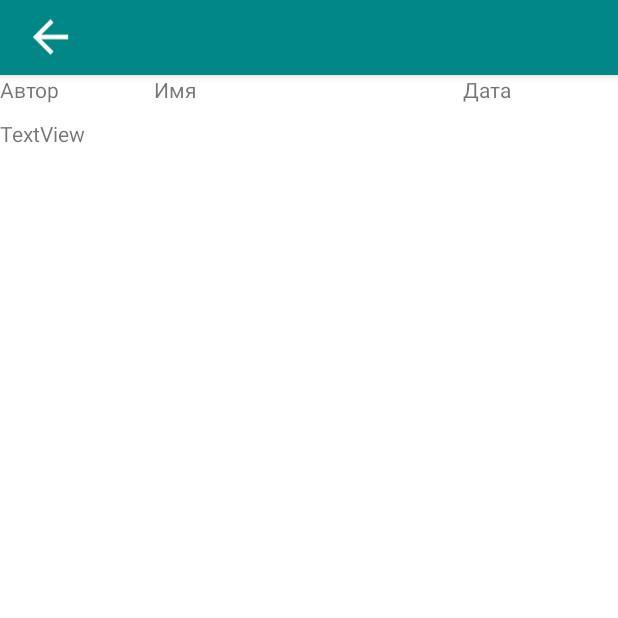
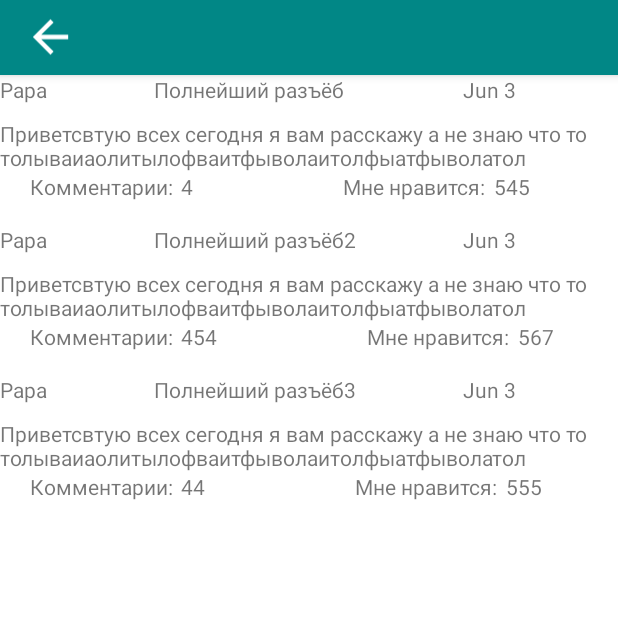
Before and after one commit to ALekseyhvor/EcologyAssistant, an Android app: the DisscusionActivity screen opened directly, with no data from a screen before it, on a phone screen of 412 x 824 dp, the top half of it. Run offline under Robolectric (Android 15) with nearby library versions, the light colour scheme and no system bars.

Commit message:
start working on show project

```diff
--- a/app/build.gradle
+++ b/app/build.gradle
@@ -38,7 +38,7 @@ dependencies {
     implementation 'com.google.android.material:material:1.6.0'
     implementation 'androidx.constraintlayout:constraintlayout:2.1.4'
     implementation 'com.google.firebase:firebase-database:20.0.5'
-    implementation 'com.google.firebase:firebase-auth:21.0.4'
+    implementation 'com.google.firebase:firebase-auth:21.0.5'
     implementation 'androidx.annotation:annotation:1.3.0'
     implementation 'androidx.lifecycle:lifecycle-livedata-ktx:2.4.1'
     implementation 'androidx.lifecycle:lifecycle-viewmodel-ktx:2.4.1'
@@ -47,6 +47,8 @@ dependencies {
     implementation 'uk.co.chrisjenx:calligraphy:2.3.0'
     implementation 'com.google.android.gms:play-services-maps:18.0.2'
     implementation 'com.google.android.gms:play-services-location:19.0.1'
+    //noinspection GradleCompatible
+    implementation 'com.android.support:recyclerview-v7:28.0.0'
     testImplementation 'junit:junit:4.13.2'
     androidTestImplementation 'androidx.test.ext:junit:1.1.3'
     androidTestImplementation 'androidx.test.espresso:espresso-core:3.4.0'
--- a/app/src/main/java/space/hvoal/ecologyassistant/CreateProjectActivity.java
+++ b/app/src/main/java/space/hvoal/ecologyassistant/CreateProjectActivity.java
@@ -7,11 +7,15 @@ import android.content.Intent;
 import android.os.Bundle;
 import android.view.View;
 import android.view.Window;
+import android.widget.Button;
+import android.widget.EditText;
 import android.widget.ImageView;
 
 public class CreateProjectActivity extends AppCompatActivity {
 
     private ImageView backbtn;
+    private EditText maintext, nameproject;
+    private Button submit;
 
     @Override
     protected void onCreate(Bundle savedInstanceState) {
--- a/app/src/main/java/space/hvoal/ecologyassistant/DisscusionActivity.java
+++ b/app/src/main/java/space/hvoal/ecologyassistant/DisscusionActivity.java
@@ -2,6 +2,8 @@ package space.hvoal.ecologyassistant;
 
 import androidx.appcompat.app.AppCompatActivity;
 import androidx.appcompat.app.AppCompatDelegate;
+import androidx.recyclerview.widget.LinearLayoutManager;
+import androidx.recyclerview.widget.RecyclerView;
 
 import android.content.Intent;
 import android.os.Bundle;
@@ -9,9 +11,17 @@ import android.view.View;
 import android.view.Window;
 import android.widget.ImageView;
 
+import java.util.Arrays;
+import java.util.Collection;
+
+import space.hvoal.ecologyassistant.adapter.ProjectAdapter;
+import space.hvoal.ecologyassistant.db.Project;
+
 public class DisscusionActivity extends AppCompatActivity {
 
     private ImageView backbtn;
+    private RecyclerView recyclerView;
+    private ProjectAdapter projectAdapter;
 
     @Override
     protected void onCreate(Bundle savedInstanceState) {
@@ -30,5 +40,35 @@ public class DisscusionActivity extends AppCompatActivity {
             finish();
         });
 
+        initRecyclerView();
+        loadProject();
+
     }
+
+    private void initRecyclerView(){
+        recyclerView = findViewById(R.id.recycleView);
+
+        recyclerView.setLayoutManager(new LinearLayoutManager(this));
+
+        projectAdapter = new ProjectAdapter();
+        recyclerView.setAdapter(projectAdapter);
+    }
+
+    private void loadProject() {
+        Collection<Project> project = getProject() ;
+        projectAdapter.setItems(project);
+    }
+
+    private Collection<Project> getProject() {
+        return Arrays.asList(
+                new Project("Papa", 1L,"Полнейший разъёб", "Приветсвтую всех сегодня я вам расскажу а не знаю что то толываиаолитылофваитфыволаитолфыатфыволатол",
+                        "2022-06-03 19:54:50 UTC", 4L, 545L),
+                new Project("Papa", 2L,"Полнейший разъёб2", "Приветсвтую всех сегодня я вам расскажу а не знаю что то толываиаолитылофваитфыволаитолфыатфыволатол",
+                "2022-06-03 19:54:50 UTC", 454L, 567L),
+                new Project("Papa", 3L,"Полнейший разъёб3", "Приветсвтую всех сегодня я вам расскажу а не знаю что то толываиаолитылофваитфыволаитолфыатфыволатол",
+                        "2022-06-03 19:54:50 UTC", 44L, 555L)
+        );
+    }
+
+
 }
--- a/app/src/main/java/space/hvoal/ecologyassistant/RegistrationActivity.java
+++ b/app/src/main/java/space/hvoal/ecologyassistant/RegistrationActivity.java
@@ -72,6 +72,7 @@ public class RegistrationActivity extends AppCompatActivity {
         final EditText email = findViewById(R.id.editTextEmailAddress);
         final EditText phone = findViewById(R.id.editTextNumberSigned);
         final EditText pass = findViewById(R.id.editTextPassword);
+
         if (TextUtils.isEmpty(name.getText().toString())){
             Snackbar.make(root, "Введите ваше имя", Snackbar.LENGTH_SHORT).show();
             return;
--- /dev/null
+++ b/app/src/main/java/space/hvoal/ecologyassistant/adapter/ProjectAdapter.java
@@ -0,0 +1,112 @@
+package space.hvoal.ecologyassistant.adapter;
+
+import android.annotation.SuppressLint;
+import android.view.LayoutInflater;
+import android.view.ViewGroup;
+import android.widget.TextView;
+import android.view.View;
+
+import androidx.annotation.NonNull;
+import androidx.recyclerview.widget.RecyclerView;
+
+import java.text.ParseException;
+import java.text.SimpleDateFormat;
+import java.util.ArrayList;
+import java.util.Collection;
+import java.util.Date;
+import java.util.List;
+import java.util.Locale;
+
+import space.hvoal.ecologyassistant.R;
+import space.hvoal.ecologyassistant.db.Project;
+
+public class ProjectAdapter extends RecyclerView.Adapter<ProjectAdapter.ProjectViewHolder> {
+
+    private static final String PROJECT_RESPONSE_FORMAT = "yyyy-MM-dd HH:mm:ss z";
+    private static final String MONTH_DAY_FORMAT = "MMM d";
+
+    private List<Project> projectList = new ArrayList<>();
+
+
+    class ProjectViewHolder extends RecyclerView.ViewHolder {
+
+        private TextView nameUserTextView;
+        private TextView nameprojectTextView;
+        private TextView creationdateTextView;
+        private TextView textprojectTextView;
+        private TextView commTextView;
+        private TextView likeTextView;
+
+        public  ProjectViewHolder (View itemView){
+            super(itemView);
+            nameUserTextView = itemView.findViewById(R.id.textNameAuthor);
+            nameprojectTextView = itemView.findViewById(R.id.textNameProject);
+            creationdateTextView = itemView.findViewById(R.id.textTime);
+            textprojectTextView = itemView.findViewById(R.id.textMainView);
+            commTextView = itemView.findViewById(R.id.count_comment);
+            likeTextView = itemView.findViewById(R.id.count_like);
+
+        }
+
+        public void bind (Project project){
+            nameUserTextView.setText(project.getAuthor());
+            nameprojectTextView.setText(project.getNameproject());
+            textprojectTextView.setText(project.getTextproject());
+            commTextView.setText(String.valueOf(project.getCountcommm()));
+            likeTextView.setText(String.valueOf(project.getCountlike()));
+
+            String creationDateFormat = getFormattedDate(project.getCreationdate());
+            creationdateTextView.setText(creationDateFormat);
+        }
+
+    }
+
+    private String getFormattedDate(String rawDate) {
+        SimpleDateFormat utcFormat = new SimpleDateFormat(PROJECT_RESPONSE_FORMAT, Locale.ROOT);
+        SimpleDateFormat displayFormat = new SimpleDateFormat(MONTH_DAY_FORMAT, Locale.getDefault());
+
+        try {
+            Date date = utcFormat.parse(rawDate);
+            assert date != null;
+            return displayFormat.format(date);
+        } catch (ParseException e) {
+            throw new RuntimeException(e);
+        }
+    }
+
+    //Метод для наполнения коллекции
+    @SuppressLint("NotifyDataSetChanged")
+    public void setItems(Collection<Project> projects){
+        projectList.addAll(projects);
+        notifyDataSetChanged();
+    }
+    //Метод отчистки коллекции
+    @SuppressLint("NotifyDataSetChanged")
+    public void clearItems() {
+        projectList.clear();
+        notifyDataSetChanged();
+    }
+
+    //Метод для создания объекта ViewHolder
+    @NonNull
+    @Override
+    public ProjectViewHolder onCreateViewHolder(@NonNull ViewGroup parent, int viewType) {
+        View view = LayoutInflater.from(parent.getContext()).inflate(R.layout.project_item, parent, false);
+        return new ProjectViewHolder(view);
+    }
+
+    //Метод связывающий java объекты и view
+    @Override
+    public void onBindViewHolder(@NonNull ProjectViewHolder holder, int position) {
+        holder.bind(projectList.get(position));
+
+    }
+
+    // Метод сообщающий кол-во элементов в списке
+    @Override
+    public int getItemCount() {
+        return projectList.size();
+    }
+
+
+}
--- /dev/null
+++ b/app/src/main/java/space/hvoal/ecologyassistant/db/Project.java
@@ -0,0 +1,90 @@
+package space.hvoal.ecologyassistant.db;
+
+
+import java.util.Objects;
+
+public class Project {
+    private String author;
+    private Long id;
+    private String nameproject, textproject, creationdate;
+    private Long countcommm, countlike;
+
+    public Project(String author, Long id, String nameproject, String textproject, String creationdate, Long countcommm, Long countlike) {
+        this.author = author;
+        this.id = id;
+        this.nameproject = nameproject;
+        this.textproject = textproject;
+        this.creationdate = creationdate;
+        this.countcommm = countcommm;
+        this.countlike = countlike;
+    }
+
+    public String getAuthor() {
+        return author;
+    }
+
+    public void setAuthor(String author) {
+        this.author = author;
+    }
+
+    public Long getId() {
+        return id;
+    }
+
+    public void setId(Long id) {
+        this.id = id;
+    }
+
+    public String getNameproject() {
+        return nameproject;
+    }
+
+    public void setNameproject(String nameproject) {
+        this.nameproject = nameproject;
+    }
+
+    public String getTextproject() {
+        return textproject;
+    }
+
+    public void setTextproject(String textproject) {
+        this.textproject = textproject;
+    }
+
+    public String getCreationdate() {
+        return creationdate;
+    }
+
+    public void setCreationdate(String creationdate) {
+        this.creationdate = creationdate;
+    }
+
+    public Long getCountcommm() {
+        return countcommm;
+    }
+
+    public void setCountcommm(Long countcommm) {
+        this.countcommm = countcommm;
+    }
+
+    public Long getCountlike() {
+        return countlike;
+    }
+
+    public void setCountlike(Long countlike) {
+        this.countlike = countlike;
+    }
+
+    @Override
+    public boolean equals(Object o) {
+        if (this == o) return true;
+        if (o == null || getClass() != o.getClass()) return false;
+        Project project = (Project) o;
+        return author.equals(project.author) && id.equals(project.id) && nameproject.equals(project.nameproject) && textproject.equals(project.textproject) && creationdate.equals(project.creationdate) && countcommm.equals(project.countcommm) && countlike.equals(project.countlike);
+    }
+
+    @Override
+    public int hashCode() {
+        return Objects.hash(author, id, nameproject, textproject, creationdate, countcommm, countlike);
+    }
+}
--- a/app/src/main/res/layout/activity_create_project.xml
+++ b/app/src/main/res/layout/activity_create_project.xml
@@ -64,7 +64,8 @@
             android:layout_width="match_parent"
             android:layout_height="wrap_content"
             android:text="@string/txt_submitProject"
-            android:background="@drawable/button_reg"/>
+            android:background="@drawable/button_reg"
+            android:textAllCaps="false"/>
 
 
     </LinearLayout>
--- a/app/src/main/res/layout/activity_disscusion.xml
+++ b/app/src/main/res/layout/activity_disscusion.xml
@@ -36,44 +36,16 @@
 
     <LinearLayout
         android:layout_width="match_parent"
-        android:layout_height="wrap_content"
+        android:layout_height="match_parent"
         android:layout_marginTop="50dp"
         android:orientation="vertical">
 
-        <LinearLayout
+        <androidx.recyclerview.widget.RecyclerView
+            android:id="@+id/recycleView"
             android:layout_width="match_parent"
-            android:layout_height="wrap_content">
+            android:layout_height="match_parent">
 
-            <TextView
-                android:id="@+id/textTitleAuthor"
-                android:layout_width="0dp"
-                android:layout_height="wrap_content"
-                android:layout_weight="0.5"
-                android:text="Автор" />
-
-            <TextView
-                android:id="@+id/textNameAuthor"
-                android:layout_width="0dp"
-                android:layout_height="wrap_content"
-                android:layout_weight="1"
-                android:text="Имя" />
-
-            <TextView
-                android:id="@+id/textTime"
-                android:layout_width="0dp"
-                android:layout_height="wrap_content"
-                android:layout_weight="0.5"
-                android:text="Дата" />
-
-        </LinearLayout>
-
-        <TextView
-            android:id="@+id/textMainView"
-            android:layout_width="match_parent"
-            android:layout_height="wrap_content"
-            android:layout_marginTop="10dp"
-            android:text="TextView" />
-
+        </androidx.recyclerview.widget.RecyclerView>
 
     </LinearLayout>
 
--- /dev/null
+++ b/app/src/main/res/layout/project_item.xml
@@ -0,0 +1,92 @@
+<?xml version="1.0" encoding="utf-8"?>
+<LinearLayout xmlns:android="http://schemas.android.com/apk/res/android"
+    android:layout_width="match_parent"
+    android:layout_height="100dp">
+
+    <LinearLayout
+        android:layout_width="match_parent"
+        android:layout_height="match_parent"
+        android:orientation="vertical">
+
+        <LinearLayout
+            android:layout_width="match_parent"
+            android:layout_height="wrap_content">
+
+            <TextView
+                android:id="@+id/textNameAuthor"
+                android:layout_width="0dp"
+                android:layout_height="wrap_content"
+                android:layout_weight="0.5"
+                android:text="Автор" />
+
+            <TextView
+                android:id="@+id/textNameProject"
+                android:layout_width="0dp"
+                android:layout_height="wrap_content"
+                android:layout_weight="1"
+                android:text="Имя" />
+
+            <TextView
+                android:id="@+id/textTime"
+                android:layout_width="0dp"
+                android:layout_height="wrap_content"
+                android:layout_weight="0.5"
+                android:text="Дата" />
+        </LinearLayout>
+
+        <TextView
+            android:id="@+id/textMainView"
+            android:layout_width="match_parent"
+            android:layout_height="wrap_content"
+            android:layout_marginTop="10dp"
+            android:text="Описание проекта" />
+
+        <LinearLayout
+            android:layout_width="match_parent"
+            android:layout_height="wrap_content"
+            android:layout_marginStart="20dp">
+
+
+            <TextView
+                android:id="@+id/textComment"
+                android:layout_width="wrap_content"
+                android:layout_height="wrap_content"
+                android:layout_weight="0"
+                android:text="@string/txt_comment" />
+
+            <TextView
+                android:id="@+id/count_comment"
+                android:layout_width="wrap_content"
+                android:layout_height="wrap_content"
+                android:layout_marginStart="5dp"
+                android:layout_weight="0"
+                android:text="0" />
+
+            <LinearLayout
+                android:layout_width="match_parent"
+                android:layout_height="wrap_content"
+                android:layout_marginStart="100dp">
+
+
+                <TextView
+                    android:id="@+id/textLike"
+                    android:layout_width="wrap_content"
+                    android:layout_height="wrap_content"
+                    android:layout_weight="0"
+                    android:text="@string/txt_like" />
+
+                <TextView
+                    android:id="@+id/count_like"
+                    android:layout_width="wrap_content"
+                    android:layout_height="wrap_content"
+                    android:layout_marginStart="5dp"
+                    android:layout_weight="0"
+                    android:text="0" />
+
+            </LinearLayout>
+
+        </LinearLayout>
+
+    </LinearLayout>
+
+</LinearLayout>
--- a/app/src/main/res/values/strings.xml
+++ b/app/src/main/res/values/strings.xml
@@ -26,4 +26,6 @@
     <string name="txt_nameProject">Имя проекта</string>
     <string name="txt_authorProject">Автор</string>
     <string name="txt_submitProject">Предложить проект</string>
+    <string name="txt_like">Мне нравится:</string>
+    <string name="txt_comment">Комментарии:</string>
 </resources>
```
Also changed, not shown: app/src/main/AndroidManifest.xml (+6 -3 lines), 8 other files.
